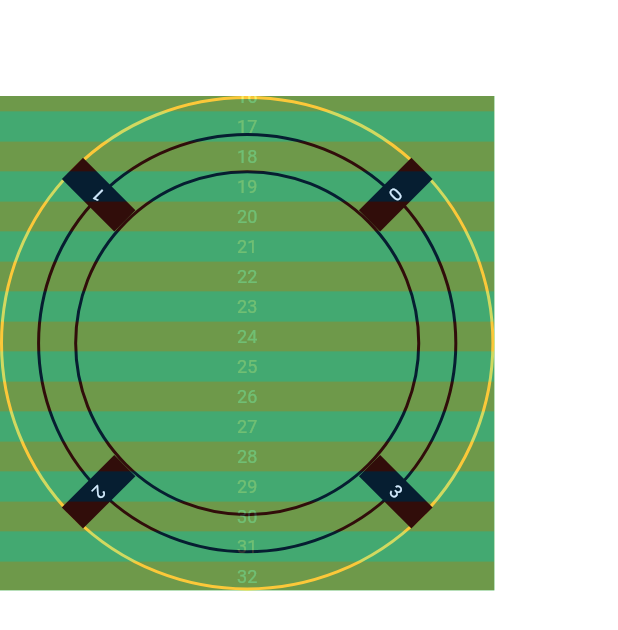
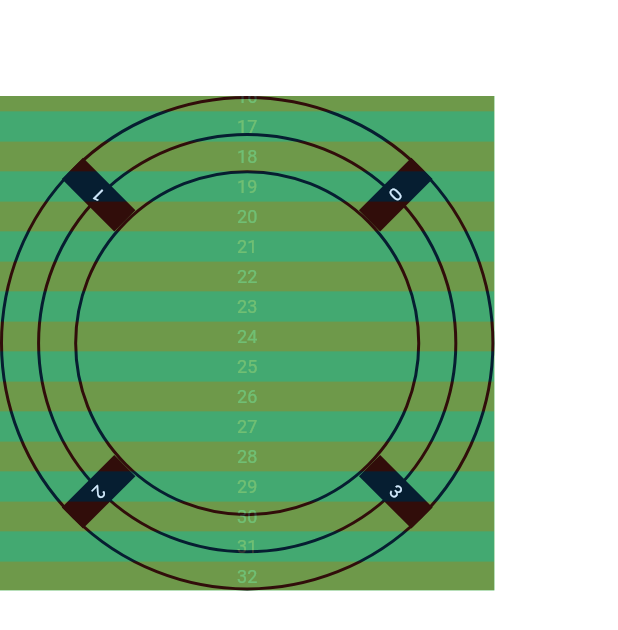
Before and after one commit to DebojyotiK/circular-scroll, a Flutter app: the screen it shows after launch, on a phone screen of 412 x 824 dp. Shown: the top 630 px of the screen. Run offline on Flutter 3.47's test engine with Material 2 defaults, Android fonts, the phone set to English and light mode, and no system bars.

Commit message:
Code Refactor

```diff
--- /dev/null
+++ b/lib/debug_circles.dart
@@ -0,0 +1,84 @@
+import 'package:flutter/material.dart';
+
+class DebugCircles extends StatelessWidget {
+  final double anchorRadius;
+  final double outerRadius;
+  final double innerRadius;
+  final double spinnerWidth;
+
+  const DebugCircles({
+    Key? key,
+    required this.anchorRadius,
+    required this.spinnerWidth,
+  })  : outerRadius = spinnerWidth / 2,
+        innerRadius = 2 * anchorRadius - spinnerWidth / 2,
+        super(key: key);
+
+  @override
+  Widget build(BuildContext context) {
+    return Stack(
+      children: [
+        _anchorCircle(),
+        _outerCircle(),
+        _innerCircle(),
+      ],
+    );
+  }
+
+  Widget _anchorCircle() {
+    return Container(
+      height: spinnerWidth,
+      width: spinnerWidth,
+      alignment: Alignment.center,
+      child: Container(
+        height: anchorRadius * 2,
+        width: anchorRadius * 2,
+        decoration: BoxDecoration(
+          borderRadius: BorderRadius.circular(anchorRadius),
+          color: Colors.transparent,
+          border: Border.all(
+            width: 2,
+            color: Colors.black,
+          ),
+        ),
+      ),
+    );
+  }
+
+  Center _outerCircle() {
+    return Center(
+      child: Container(
+        height: outerRadius * 2,
+        width: outerRadius * 2,
+        decoration: BoxDecoration(
+          borderRadius: BorderRadius.circular(outerRadius),
+          color: Colors.transparent,
+          border: Border.all(
+            width: 2,
+            color: Colors.black,
+          ),
+        ),
+      ),
+    );
+  }
+
+  Container _innerCircle() {
+    return Container(
+      height: spinnerWidth,
+      width: spinnerWidth,
+      alignment: Alignment.center,
+      child: Container(
+        height: innerRadius * 2,
+        width: innerRadius * 2,
+        decoration: BoxDecoration(
+          borderRadius: BorderRadius.circular(innerRadius),
+          color: Colors.transparent,
+          border: Border.all(
+            width: 2,
+            color: Colors.black,
+          ),
+        ),
+      ),
+    );
+  }
+}
--- a/lib/spinner.dart
+++ b/lib/spinner.dart
@@ -87,7 +87,7 @@ class _SpinnerState extends State<Spinner> {
           height: spinnerWidth,
           child: Stack(
             children: [
-              _circles(circles),
+              // _circles(circles),
               _segmentView(),
               _scrollContainer(),
             ],
--- a/lib/spinner_view.dart
+++ b/lib/spinner_view.dart
@@ -1,6 +1,7 @@
 import 'dart:math';
 
 import 'package:flutter/material.dart';
+import 'package:spinner/debug_circles.dart';
 import 'package:spinner/element_description.dart';
 
 import 'math_utils.dart';
@@ -11,6 +12,7 @@ class SpinnerView extends StatelessWidget {
   final double sectorHeight;
   final double sectorWidth;
   final List<ElementDescription> elementDescriptions;
+  final bool showDebugCircles;
 
   const SpinnerView({
     Key? key,
@@ -19,11 +21,20 @@ class SpinnerView extends StatelessWidget {
     required this.anchorRadius,
     required this.sectorHeight,
     required this.sectorWidth,
+    this.showDebugCircles = true,
   }) : super(key: key);
 
   @override
   Widget build(BuildContext context) {
     List<Widget> elements = [];
+    if (showDebugCircles) {
+      elements.add(
+        DebugCircles(
+          anchorRadius: anchorRadius,
+          spinnerWidth: spinnerWidth,
+        ),
+      );
+    }
     for (var elementDescription in elementDescriptions) {
       int elementIndex = (elementDescriptions.indexOf(elementDescription));
       double x = anchorRadius * (cos(MathUtils.radians(elementDescription.anchorAngle.abs())));
```
